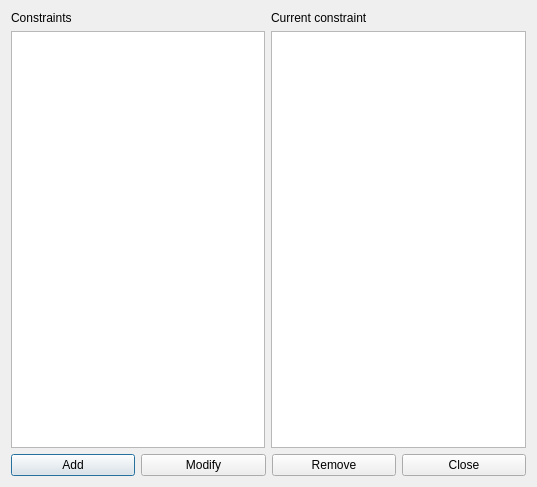
The window that fet/src/interface/constraintteachersmaxroomchangesperweekform_template.ui (vonmecheln/fet) describes before a commit, drawn with Qt 5.
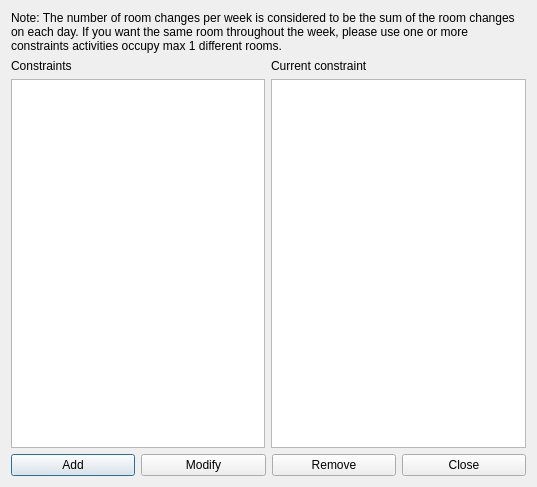
The same window after the commit.

```diff
--- a/fet/src/interface/constraintteachersmaxroomchangesperweekform_template.ui
+++ b/fet/src/interface/constraintteachersmaxroomchangesperweekform_template.ui
@@ -14,47 +14,7 @@
    <string extracomment="This is the title of the dialog in which you see the list of all constraints of this type">Constraints teachers max room changes per week</string>
   </property>
   <layout class="QGridLayout" name="gridLayout">
-   <item row="0" column="0">
-    <layout class="QVBoxLayout" name="verticalLayout">
-     <item>
-      <widget class="QLabel" name="constraintsTextLabel">
-       <property name="frameShape">
-        <enum>QFrame::NoFrame</enum>
-       </property>
-       <property name="frameShadow">
-        <enum>QFrame::Plain</enum>
-       </property>
-       <property name="text">
-        <string>Constraints</string>
-       </property>
-       <property name="wordWrap">
-        <bool>false</bool>
-       </property>
-      </widget>
-     </item>
-     <item>
-      <widget class="QListWidget" name="constraintsListWidget"/>
-     </item>
-    </layout>
-   </item>
-   <item row="0" column="1">
-    <layout class="QVBoxLayout" name="verticalLayout_2">
-     <item>
-      <widget class="QLabel" name="currentConstraintTextLabel">
-       <property name="text">
-        <string>Current constraint</string>
-       </property>
-       <property name="wordWrap">
-        <bool>false</bool>
-       </property>
-      </widget>
-     </item>
-     <item>
-      <widget class="QPlainTextEdit" name="currentConstraintTextEdit"/>
-     </item>
-    </layout>
-   </item>
-   <item row="1" column="0" colspan="2">
+   <item row="2" column="0" colspan="2">
     <layout class="QHBoxLayout" name="horizontalLayout">
      <item>
       <widget class="QPushButton" name="addConstraintPushButton">
@@ -86,6 +46,62 @@
      </item>
     </layout>
    </item>
+   <item row="1" column="1">
+    <layout class="QVBoxLayout" name="verticalLayout_2">
+     <item>
+      <widget class="QLabel" name="currentConstraintTextLabel">
+       <property name="text">
+        <string>Current constraint</string>
+       </property>
+       <property name="wordWrap">
+        <bool>false</bool>
+       </property>
+      </widget>
+     </item>
+     <item>
+      <widget class="QPlainTextEdit" name="currentConstraintTextEdit"/>
+     </item>
+    </layout>
+   </item>
+   <item row="1" column="0">
+    <layout class="QVBoxLayout" name="verticalLayout">
+     <item>
+      <widget class="QLabel" name="constraintsTextLabel">
+       <property name="frameShape">
+        <enum>QFrame::NoFrame</enum>
+       </property>
+       <property name="frameShadow">
+        <enum>QFrame::Plain</enum>
+       </property>
+       <property name="text">
+        <string>Constraints</string>
+       </property>
+       <property name="wordWrap">
+        <bool>false</bool>
+       </property>
+      </widget>
+     </item>
+     <item>
+      <widget class="QListWidget" name="constraintsListWidget"/>
+     </item>
+    </layout>
+   </item>
+   <item row="0" column="0" colspan="2">
+    <widget class="QLabel" name="label">
+     <property name="sizePolicy">
+      <sizepolicy hsizetype="Minimum" vsizetype="Minimum">
+       <horstretch>0</horstretch>
+       <verstretch>0</verstretch>
+      </sizepolicy>
+     </property>
+     <property name="text">
+      <string>Note: The number of room changes per week is considered to be the sum of the room changes on each day. If you want the same room throughout the week, please use one or more constraints activities occupy max 1 different rooms.</string>
+     </property>
+     <property name="wordWrap">
+      <bool>true</bool>
+     </property>
+    </widget>
+   </item>
   </layout>
  </widget>
  <layoutdefault spacing="6" margin="11"/>
```
